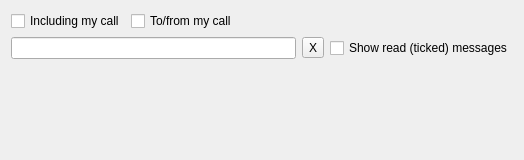
This is mqt/MqtKSTClient/ksttomeframe.ui in Rsclub22/Minos2-Mirror as Qt 5 draws it before an edit. The edited form follows.
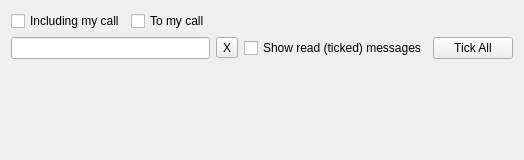
This is the edited form. Custom widgets are drawn as their Qt base class.

The edit to the form file:
```diff
--- a/mqt/MqtKSTClient/ksttomeframe.ui
+++ b/mqt/MqtKSTClient/ksttomeframe.ui
@@ -23,7 +23,7 @@
      <item>
       <widget class="QCheckBox" name="toFromMecb">
        <property name="text">
-        <string>To/from my call</string>
+        <string>To my call</string>
        </property>
       </widget>
      </item>
@@ -65,6 +65,13 @@
        </property>
       </widget>
      </item>
+     <item>
+      <widget class="QPushButton" name="tickAllButton">
+       <property name="text">
+        <string>Tick All</string>
+       </property>
+      </widget>
+     </item>
     </layout>
    </item>
    <item>
```
